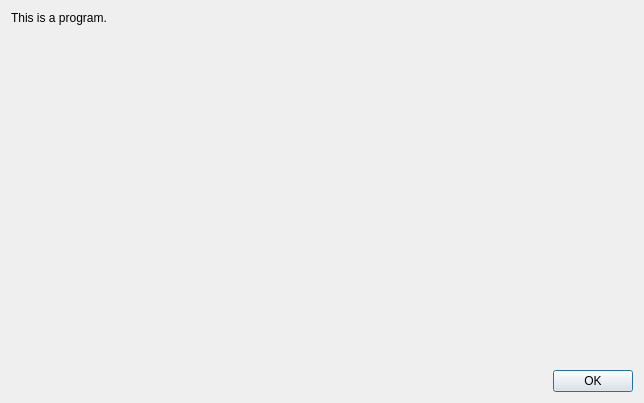
Qt form dialogabout.ui (makerslocal/localplot) before a commit.
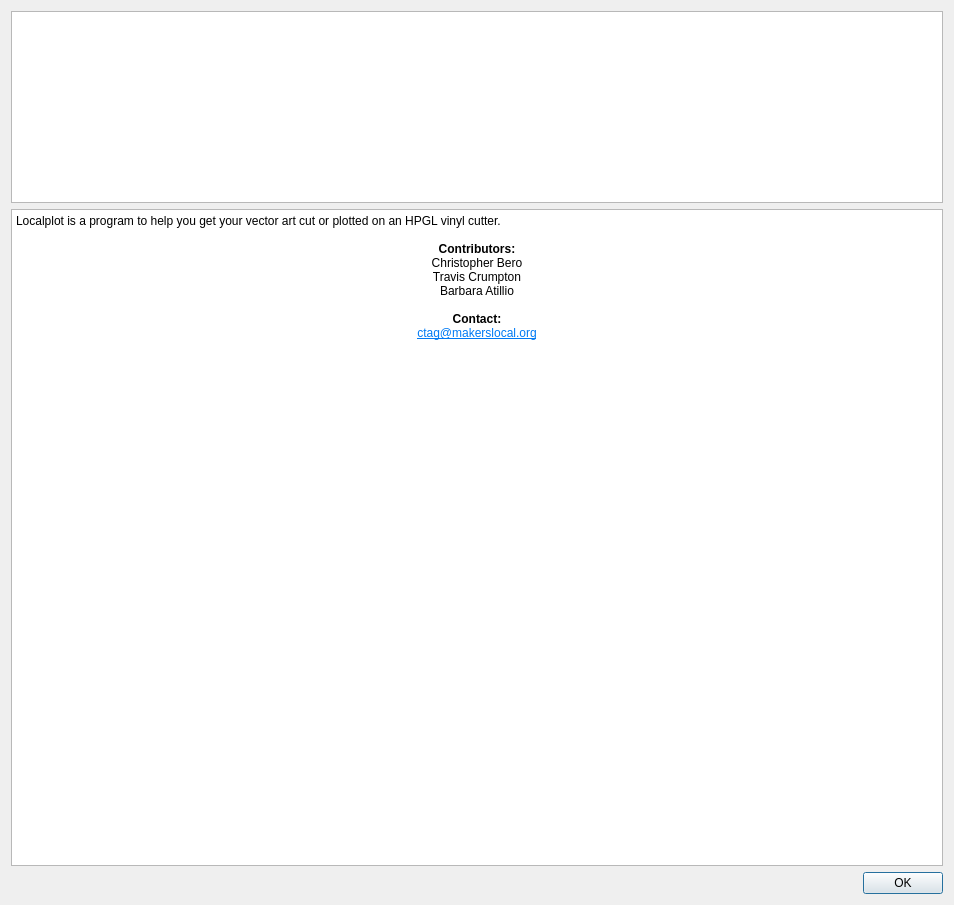
The same form after that commit. Custom widgets are drawn as their Qt base class.

Commit message: Added logo and contributors to about dialog.

```diff
--- a/dialogabout.ui
+++ b/dialogabout.ui
@@ -6,8 +6,8 @@
    <rect>
     <x>0</x>
     <y>0</y>
-    <width>644</width>
-    <height>403</height>
+    <width>954</width>
+    <height>905</height>
    </rect>
   </property>
   <property name="windowTitle">
@@ -15,24 +15,45 @@
   </property>
   <layout class="QVBoxLayout" name="verticalLayout">
    <item>
-    <widget class="QLabel" name="label">
-     <property name="text">
-      <string>This is a program.</string>
+    <widget class="hpglGraphicsView" name="graphicsView">
+     <property name="sizePolicy">
+      <sizepolicy hsizetype="Expanding" vsizetype="Preferred">
+       <horstretch>0</horstretch>
+       <verstretch>0</verstretch>
+      </sizepolicy>
      </property>
     </widget>
    </item>
    <item>
-    <spacer name="verticalSpacer">
-     <property name="orientation">
-      <enum>Qt::Vertical</enum>
+    <widget class="QTextBrowser" name="textBrowser">
+     <property name="sizePolicy">
+      <sizepolicy hsizetype="Expanding" vsizetype="Expanding">
+       <horstretch>0</horstretch>
+       <verstretch>0</verstretch>
+      </sizepolicy>
      </property>
-     <property name="sizeHint" stdset="0">
-      <size>
-       <width>20</width>
-       <height>40</height>
-      </size>
+     <property name="verticalScrollBarPolicy">
+      <enum>Qt::ScrollBarAsNeeded</enum>
      </property>
-    </spacer>
+     <property name="sizeAdjustPolicy">
+      <enum>QAbstractScrollArea::AdjustToContents</enum>
+     </property>
+     <property name="html">
+      <string>&lt;!DOCTYPE HTML PUBLIC &quot;-//W3C//DTD HTML 4.0//EN&quot; &quot;http://www.w3.org/TR/REC-html40/strict.dtd&quot;&gt;
+&lt;html&gt;&lt;head&gt;&lt;meta name=&quot;qrichtext&quot; content=&quot;1&quot; /&gt;&lt;style type=&quot;text/css&quot;&gt;
+p, li { white-space: pre-wrap; }
+&lt;/style&gt;&lt;/head&gt;&lt;body style=&quot; font-family:'Sans Serif'; font-size:9pt; font-weight:400; font-style:normal;&quot;&gt;
+&lt;p style=&quot; margin-top:0px; margin-bottom:0px; margin-left:0px; margin-right:0px; -qt-block-indent:0; text-indent:0px;&quot;&gt;Localplot is a program to help you get your vector art cut or plotted on an HPGL vinyl cutter.&lt;/p&gt;
+&lt;p style=&quot;-qt-paragraph-type:empty; margin-top:0px; margin-bottom:0px; margin-left:0px; margin-right:0px; -qt-block-indent:0; text-indent:0px;&quot;&gt;&lt;br /&gt;&lt;/p&gt;
+&lt;p align=&quot;center&quot; style=&quot; margin-top:0px; margin-bottom:0px; margin-left:0px; margin-right:0px; -qt-block-indent:0; text-indent:0px;&quot;&gt;&lt;span style=&quot; font-weight:600;&quot;&gt;Contributors:&lt;/span&gt;&lt;/p&gt;
+&lt;p align=&quot;center&quot; style=&quot; margin-top:0px; margin-bottom:0px; margin-left:0px; margin-right:0px; -qt-block-indent:0; text-indent:0px;&quot;&gt;Christopher Bero&lt;/p&gt;
+&lt;p align=&quot;center&quot; style=&quot; margin-top:0px; margin-bottom:0px; margin-left:0px; margin-right:0px; -qt-block-indent:0; text-indent:0px;&quot;&gt;Travis Crumpton&lt;/p&gt;
+&lt;p align=&quot;center&quot; style=&quot; margin-top:0px; margin-bottom:0px; margin-left:0px; margin-right:0px; -qt-block-indent:0; text-indent:0px;&quot;&gt;Barbara Atillio&lt;/p&gt;
+&lt;p align=&quot;center&quot; style=&quot;-qt-paragraph-type:empty; margin-top:0px; margin-bottom:0px; margin-left:0px; margin-right:0px; -qt-block-indent:0; text-indent:0px;&quot;&gt;&lt;br /&gt;&lt;/p&gt;
+&lt;p align=&quot;center&quot; style=&quot; margin-top:0px; margin-bottom:0px; margin-left:0px; margin-right:0px; -qt-block-indent:0; text-indent:0px;&quot;&gt;&lt;span style=&quot; font-weight:600;&quot;&gt;Contact:&lt;/span&gt;&lt;/p&gt;
+&lt;p align=&quot;center&quot; style=&quot; margin-top:0px; margin-bottom:0px; margin-left:0px; margin-right:0px; -qt-block-indent:0; text-indent:0px;&quot;&gt;&lt;a href=&quot;mailto:ctag@makerslocal.org?subject=Localplot&quot;&gt;&lt;span style=&quot; text-decoration: underline; color:#007af4;&quot;&gt;ctag@makerslocal.org&lt;/span&gt;&lt;/a&gt;&lt;/p&gt;&lt;/body&gt;&lt;/html&gt;</string>
+     </property>
+    </widget>
    </item>
    <item>
     <layout class="QHBoxLayout" name="horizontalLayout">
@@ -60,6 +81,13 @@
    </item>
   </layout>
  </widget>
+ <customwidgets>
+  <customwidget>
+   <class>hpglGraphicsView</class>
+   <extends>QGraphicsView</extends>
+   <header>hpglgraphicsview.h</header>
+  </customwidget>
+ </customwidgets>
  <resources/>
  <connections/>
 </ui>
```
The commit also changes 4 other files.
